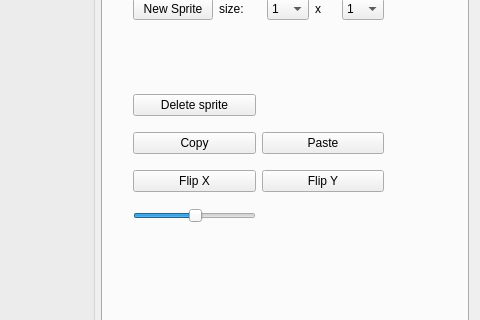
Qt form source/trsedocuments/formimageeditor.ui (leuat/TRSE) before a commit; both pictures show x 653 to 1133 and y 202 to 522 of the 1133 by 663 pixel window.
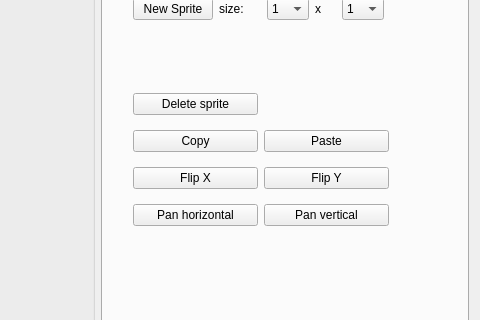
The same form after that commit. Custom widgets are drawn as their Qt base class.

Commit message: First sprite multi fix. Must fix init

```diff
--- a/source/trsedocuments/formimageeditor.ui
+++ b/source/trsedocuments/formimageeditor.ui
@@ -635,15 +635,15 @@
           <rect>
            <x>30</x>
            <y>220</y>
-           <width>251</width>
-           <height>151</height>
+           <width>256</width>
+           <height>153</height>
           </rect>
          </property>
-         <layout class="QGridLayout" name="gridLayout_10" columnstretch="1,1">
-          <item row="1" column="1">
-           <widget class="QPushButton" name="btnPasteSprite">
+         <layout class="QGridLayout" name="gridLayout_10" columnstretch="0,0">
+          <item row="3" column="0">
+           <widget class="QPushButton" name="btnPanRight">
             <property name="text">
-             <string>Paste</string>
+             <string>Pan horizontal</string>
             </property>
            </widget>
           </item>
@@ -654,13 +654,6 @@
             </property>
            </widget>
           </item>
-          <item row="2" column="0">
-           <widget class="QPushButton" name="btnFlipXSprite">
-            <property name="text">
-             <string>Flip X</string>
-            </property>
-           </widget>
-          </item>
           <item row="0" column="0">
            <widget class="QPushButton" name="btnDeleteSprite">
             <property name="text">
@@ -668,6 +661,27 @@
             </property>
            </widget>
           </item>
+          <item row="2" column="0">
+           <widget class="QPushButton" name="btnFlipXSprite">
+            <property name="text">
+             <string>Flip X</string>
+            </property>
+           </widget>
+          </item>
+          <item row="1" column="1">
+           <widget class="QPushButton" name="btnPasteSprite">
+            <property name="text">
+             <string>Paste</string>
+            </property>
+           </widget>
+          </item>
+          <item row="3" column="1">
+           <widget class="QPushButton" name="btnPanDown">
+            <property name="text">
+             <string>Pan vertical</string>
+            </property>
+           </widget>
+          </item>
           <item row="1" column="0">
            <widget class="QPushButton" name="btnCopySprite">
             <property name="text">
@@ -675,22 +689,6 @@
             </property>
            </widget>
           </item>
-          <item row="3" column="0">
-           <widget class="QSlider" name="sliderX">
-            <property name="singleStep">
-             <number>10</number>
-            </property>
-            <property name="value">
-             <number>50</number>
-            </property>
-            <property name="tracking">
-             <bool>true</bool>
-            </property>
-            <property name="orientation">
-             <enum>Qt::Horizontal</enum>
-            </property>
-           </widget>
-          </item>
          </layout>
         </widget>
         <widget class="QWidget" name="horizontalLayoutWidget_2">
```
The commit also changes 8 other files.
